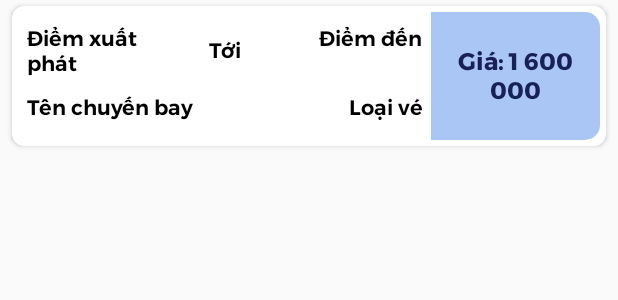
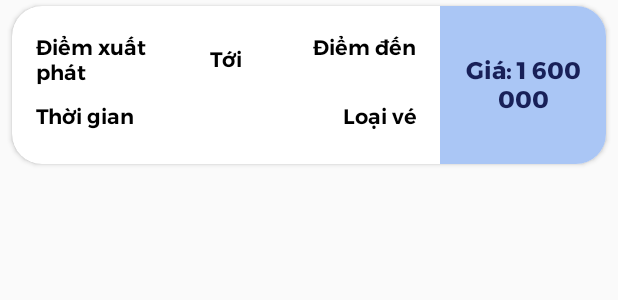
Before and after one commit to bcluc/SE104, an Android app: the layout single_row_booking.xml on its own in the app's theme, with its tools: preview values and no code run, on a phone screen of 412 x 824 dp. Shown: the top 300 px of the screen. Run offline under Robolectric (Android 15) with nearby library versions, the phone set to English and light mode, and no system bars; network calls fail.

Commit message:
update_bg_book_search

```diff
--- a/app/src/main/java/com/maadi/flightticketbooking/utilities/ECONSTANT.java
+++ b/app/src/main/java/com/maadi/flightticketbooking/utilities/ECONSTANT.java
@@ -14,7 +14,7 @@ public class ECONSTANT {
     public static List<City> cityList = new ArrayList<>();
 
     public static final String TAG = "TAG";
-    private static final String IP = "http://192.168.104.41/";
+    private static final String IP = "http://192.168.1.9//";
             private static final String BASE_URL = IP + "flight_ticket_boooking_api/";
     private static final String BASE_IMAGE_URL = IP + "flight_ticket_boooking_api/";
 
--- a/app/src/main/res/layout/single_row_booking.xml
+++ b/app/src/main/res/layout/single_row_booking.xml
@@ -10,14 +10,12 @@
         android:layout_marginHorizontal="8dp"
         android:layout_marginVertical="4dp"
         android:elevation="4dp"
-        app:cardCornerRadius="8dp">
+        app:cardCornerRadius="20dp">
 
         <LinearLayout
             android:layout_width="match_parent"
             android:layout_height="wrap_content"
             android:orientation="horizontal"
-            android:padding="4dp"
-            android:paddingTop="5dp"
             android:weightSum="6">
 
 
@@ -25,6 +23,8 @@
                 android:layout_width="wrap_content"
                 android:layout_height="wrap_content"
                 android:orientation="vertical"
+                android:layout_marginHorizontal="10dp"
+                android:layout_marginVertical="10dp"
                 android:layout_weight="5">
 
                 <TextView
@@ -89,7 +89,7 @@
                         android:layout_height="wrap_content"
                         android:layout_weight="1"
                         android:fontFamily="@font/montserrat_semibold"
-                        android:text="Tên chuyến bay"
+                        android:text="Thời gian"
                         android:paddingBottom="10dp"
                         android:textColor="@color/black" />
 
```
